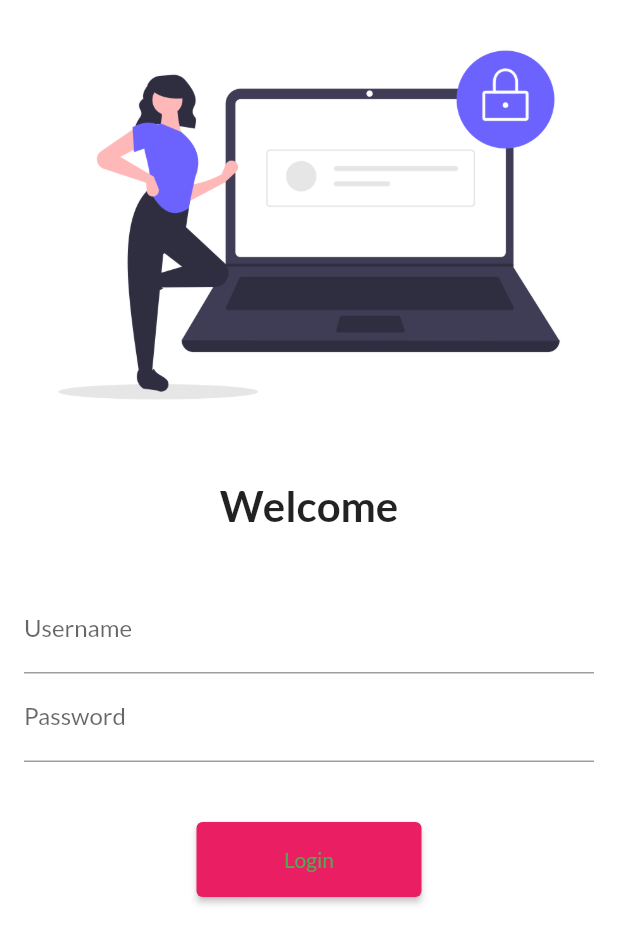
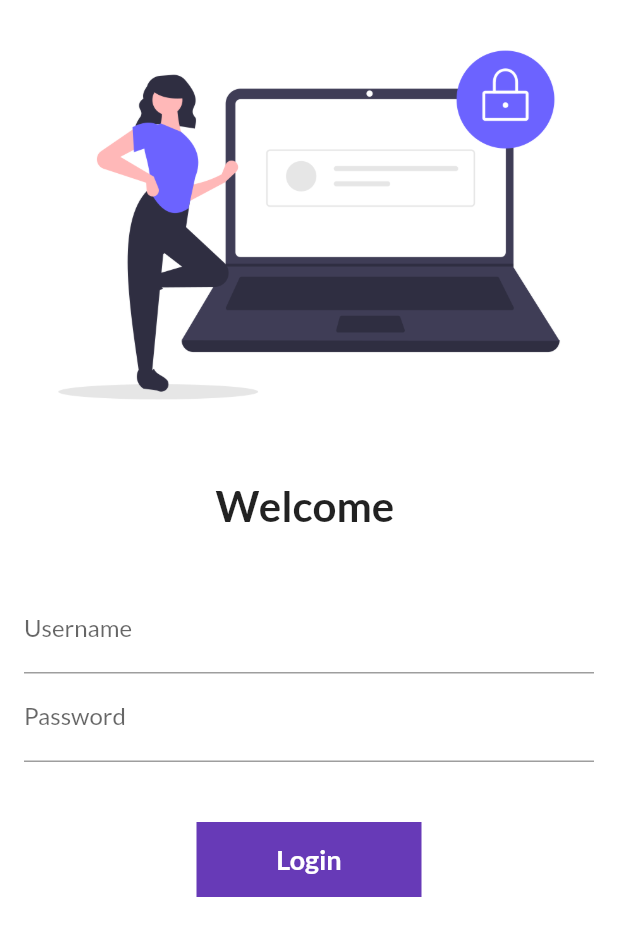
Before and after one commit to yuvrajinbhakti/Flutter-While-Learning-, a Flutter app: the screen it shows after launch, on a phone screen of 412 x 824 dp. Shown: the top 944 px of the screen. Run offline on Flutter 3.47's test engine with Material 2 defaults, Android fonts, the phone set to English and light mode, and no system bars; our stand-ins replace google_fonts.

Commit message:
FlutterApp6

```diff
--- a/lib/pages/login_page.dart
+++ b/lib/pages/login_page.dart
@@ -2,9 +2,16 @@ import 'package:flutter/material.dart';
 import 'package:flutter_application_1_from_basic/utils/routes.dart';
 // import 'package:google_fonts/google_fonts.dart';
 
-class LoginPage extends StatelessWidget {
+class LoginPage extends StatefulWidget {
   const LoginPage({super.key});
 
+  @override
+  State<LoginPage> createState() => _LoginPageState();
+}
+
+class _LoginPageState extends State<LoginPage> {
+  bool changeButton = false;
+  String name = "";
   @override
   Widget build(BuildContext context) {
     return Material(
@@ -18,7 +25,7 @@ class LoginPage extends StatelessWidget {
                 height: 20.0,
               ),
               Text(
-                "Welcome",
+                "Welcome $name",
                 style: TextStyle(
                   fontSize: 28,
                   fontWeight: FontWeight.bold,
@@ -36,6 +43,10 @@ class LoginPage extends StatelessWidget {
                         hintText: "Enter username",
                         labelText: "Username",
                       ),
+                      onChanged: (value) {
+                        name = value;
+                        setState(() {});
+                      },
                     ),
                     TextFormField(
                       obscureText: true,
@@ -47,17 +58,46 @@ class LoginPage extends StatelessWidget {
                     SizedBox(
                       height: 40.0,
                     ),
-                    ElevatedButton(
-                      child: Text("Login"),
-                      style: TextButton.styleFrom(
-                          foregroundColor: Colors.green,
-                          backgroundColor: Colors.pink,
-                          minimumSize: Size(150, 50)),
-                      onPressed: () {
-                        // print("Jai Shivji Ki");
+
+                    InkWell(
+                      onTap: () async {
+                        setState(() {
+                          changeButton = true;
+                        });
+                        await Future.delayed( Duration(seconds:1));
                         Navigator.pushNamed(context, MyRoutes.homeRoute);
                       },
-                    )
+                      child: AnimatedContainer(
+                        duration: Duration(seconds: 1),
+                        width: changeButton? 50: 150,
+                        height: 50,
+                        alignment: Alignment.center,
+                        child: changeButton? Icon(Icons.done,color:Colors.white,) : Text(
+                          "Login",
+                          style: TextStyle(
+                              color: Colors.white,
+                              fontWeight: FontWeight.bold,
+                              fontSize: 18),
+                        ),
+                        decoration: BoxDecoration(
+                            color: Colors.deepPurple,
+                            shape:changeButton?BoxShape.circle:BoxShape.rectangle,
+                            // borderRadius: BorderRadius.circular(changeButton ? 20: 8)
+                            ),
+                      ),
+                    ),
+
+                    // ElevatedButton(
+                    //   child: Text("Login"),
+                    //   style: TextButton.styleFrom(
+                    //       foregroundColor: Colors.green,
+                    //       backgroundColor: Colors.pink,
+                    //       minimumSize: Size(150, 50)),
+                    //   onPressed: () {
+                    //     // print("Jai Shivji Ki");
+                    //     Navigator.pushNamed(context, MyRoutes.homeRoute);
+                    //   },
+                    // )
                   ],
                 ),
               )
```
